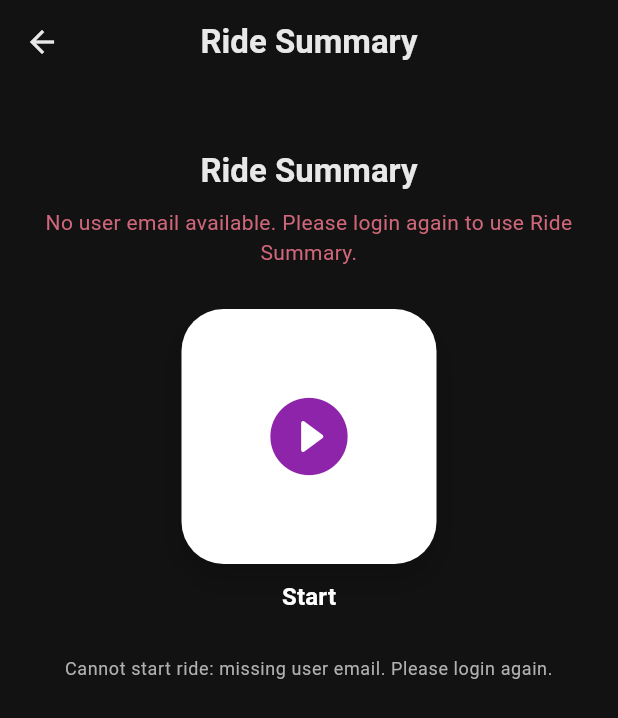
After one commit to neriva855-max/flutter-mvp, a Flutter app: the RideSummaryScreen screen opened by its route, after a tap on "Start", on a phone screen of 412 x 824 dp. The commit adds this screen. Shown: the top 718 px of the screen. Run offline on Flutter 3.47's test engine with Material 3 defaults, Android fonts, the phone set to English and light mode, and no system bars; our stand-ins replace geolocator, google_maps_flutter, sensors_plus.

Commit message:
working simple ride record

```diff
--- a/mobile/flutter_app/lib/main.dart
+++ b/mobile/flutter_app/lib/main.dart
@@ -4,6 +4,7 @@ import 'screens/login_screen.dart';
 import 'screens/signup_screen.dart';
 import 'screens/home_screen.dart';
 import 'screens/live_monitoring_screen.dart';
+import 'screens/ride_summary_screen.dart';
 
 void main() {
   runApp(const MyApp());
@@ -25,6 +26,7 @@ class MyApp extends StatelessWidget {
         '/signup': (context) => const SignupScreen(),
         '/home': (context) => const HomeScreen(),
         '/live-monitoring': (context) => const LiveMonitoringScreen(),
+        '/ride-summary': (context) => const RideSummaryScreen(),
       },
     );
   }
--- a/mobile/flutter_app/lib/screens/login_screen.dart
+++ b/mobile/flutter_app/lib/screens/login_screen.dart
@@ -40,8 +40,9 @@ class _LoginScreenState extends State<LoginScreen> {
     if (!mounted) return;
     setState(() => _loading = false);
     if (result['success'] == true) {
+      final userEmail = _emailController.text.trim().toLowerCase();
       Navigator.of(context).pushReplacement(
-        MaterialPageRoute(builder: (_) => const HomeScreen()),
+        MaterialPageRoute(builder: (_) => HomeScreen(userEmail: userEmail)),
       );
     } else {
       setState(() {
--- /dev/null
+++ b/mobile/flutter_app/lib/screens/ride_summary_screen.dart
@@ -0,0 +1,343 @@
+import 'dart:async';
+import 'dart:convert';
+
+import 'package:flutter/material.dart';
+import 'package:geolocator/geolocator.dart';
+import 'package:http/http.dart' as http;
+
+import '../services/api_service.dart' show BASE_URL;
+
+class RideSummaryScreen extends StatefulWidget {
+  const RideSummaryScreen({super.key, this.userId});
+
+  final String? userId;
+
+  @override
+  State<RideSummaryScreen> createState() => _RideSummaryScreenState();
+}
+
+class _RideSummaryScreenState extends State<RideSummaryScreen> {
+  Timer? _sendTimer;
+  bool _isSending = false;
+  bool _isStarting = false;
+  String _status = 'Press Start to begin ride data streaming.';
+  int? _activeRideNo;
+
+  String? get _normalizedUserId {
+    final value = widget.userId?.trim().toLowerCase();
+    if (value == null || value.isEmpty) return null;
+    return value;
+  }
+
+  Future<void> _toggleSending() async {
+    if (_isStarting) return;
+    if (_isSending) {
+      await _stopSending();
+      return;
+    }
+    await _startSending();
+  }
+
+  Future<void> _startSending() async {
+    if (_isSending || _isStarting) return;
+
+    final userId = _normalizedUserId;
+    if (userId == null) {
+      setState(() {
+        _status = 'Cannot start ride: missing user email. Please login again.';
+      });
+      return;
+    }
+
+    setState(() {
+      _isStarting = true;
+      _status = 'Checking location permissions...';
+    });
+
+    final allowed = await _ensureLocationPermission();
+    if (!mounted) return;
+
+    if (!allowed) {
+      setState(() {
+        _isStarting = false;
+        _status = 'Location permission is required to send ride data.';
+      });
+      return;
+    }
+
+    final rideStart = await _startRide(userId: userId);
+    if (!mounted) return;
+    if (rideStart['success'] != true) {
+      setState(() {
+        _isStarting = false;
+        _status = rideStart['message'] as String? ?? 'Could not start ride.';
+      });
+      return;
+    }
+
+    final rideNo = rideStart['ride_no'];
+    if (rideNo is! int || rideNo <= 0) {
+      setState(() {
+        _isStarting = false;
+        _status = 'Could not start ride: invalid ride number from server.';
+      });
+      return;
+    }
+
+    setState(() {
+      _isStarting = false;
+      _isSending = true;
+      _activeRideNo = rideNo;
+      _status = 'Ride #$rideNo started (1 sample/sec).';
+    });
+
+    // Prevent duplicate timers, send immediate sample,
+    // then continue at 1 sample per second.
+    _sendTimer?.cancel();
+    await _sendRideSample();
+    _sendTimer = Timer.periodic(const Duration(seconds: 1), (_) {
+      _sendRideSample();
+    });
+  }
+
+  Future<void> _stopSending() async {
+    if (!_isSending) return;
+
+    _sendTimer?.cancel();
+    _sendTimer = null;
+
+    setState(() {
+      _isSending = false;
+      _activeRideNo = null;
+      _status = 'Ride data streaming stopped.';
+    });
+  }
+
+  Future<bool> _ensureLocationPermission() async {
+    final serviceEnabled = await Geolocator.isLocationServiceEnabled();
+    if (!serviceEnabled) return false;
+
+    LocationPermission permission = await Geolocator.checkPermission();
+    if (permission == LocationPermission.denied) {
+      permission = await Geolocator.requestPermission();
+    }
+
+    return permission != LocationPermission.denied &&
+        permission != LocationPermission.deniedForever;
+  }
+
+  Future<void> _sendRideSample() async {
+    final userId = _normalizedUserId;
+    final rideNo = _activeRideNo;
+    if (userId == null || rideNo == null || rideNo <= 0) {
+      if (!mounted) return;
+      setState(() {
+        _status = 'Cannot send telemetry: ride not initialized.';
+      });
+      return;
+    }
+
+    try {
+      final pos = await Geolocator.getCurrentPosition(
+        desiredAccuracy: LocationAccuracy.bestForNavigation,
+      );
+
+      final latitude = pos.latitude;
+      final longitude = pos.longitude;
+      final velocity = pos.speed.isFinite ? pos.speed.clamp(0.0, 120.0) : 0.0;
+
+      final result = await _postRideData(
+        userId: userId,
+        rideNo: rideNo,
+        latitude: latitude,
+        longitude: longitude,
+        velocity: velocity,
+      );
+
+      if (!mounted) return;
+      setState(() {
+        if (result['success'] == true) {
+          _status =
+              'Ride #$rideNo sent: lat ${latitude.toStringAsFixed(5)}, lng ${longitude.toStringAsFixed(5)}, v ${velocity.toStringAsFixed(2)} m/s';
+        } else {
+          _status = result['message'] as String? ?? 'Failed to send ride data.';
+        }
+      });
+    } catch (e) {
+      if (!mounted) return;
+      setState(() {
+        _status = 'Could not read/send ride sample: $e';
+      });
+    }
+  }
+
+  Future<Map<String, dynamic>> _postRideData({
+    required String userId,
+    required int rideNo,
+    required double latitude,
+    required double longitude,
+    required double velocity,
+  }) async {
+    try {
+      final response = await http.post(
+        Uri.parse('$BASE_URL/ride_data'),
+        headers: {'Content-Type': 'application/json'},
+        body: jsonEncode({
+          'user_id': userId,
+          'ride_no': rideNo,
+          'timestamp': _formatTimestamp(DateTime.now()),
+          'latitude': latitude,
+          'longitude': longitude,
+          'velocity': velocity,
+        }),
+      );
+
+      final data = jsonDecode(response.body) as Map<String, dynamic>;
+      if (response.statusCode >= 200 && response.statusCode < 300) {
+        return {'success': data['success'] == true, ...data};
+      }
+
+      return {
+        'success': false,
+        'message': data['message'] ?? 'Ride data request failed',
+      };
+    } catch (_) {
+      return {
+        'success': false,
+        'message': 'Cannot reach server. Check BASE_URL and network.',
+      };
+    }
+  }
+
+  Future<Map<String, dynamic>> _startRide({required String userId}) async {
+    try {
+      final response = await http.post(
+        Uri.parse('$BASE_URL/ride/start'),
+        headers: {'Content-Type': 'application/json'},
+        body: jsonEncode({'user_id': userId}),
+      );
+      final data = jsonDecode(response.body) as Map<String, dynamic>;
+      if (response.statusCode >= 200 && response.statusCode < 300) {
+        return {'success': data['success'] == true, ...data};
+      }
+      return {
+        'success': false,
+        'message': data['message'] ?? 'Ride start request failed',
+      };
+    } catch (_) {
+      return {
+        'success': false,
+        'message': 'Cannot reach server. Check BASE_URL and network.',
+      };
+    }
+  }
+
+  String _formatTimestamp(DateTime t) {
+    String two(int value) => value.toString().padLeft(2, '0');
+    return '${two(t.hour)}:${two(t.minute)}:${two(t.second)}';
+  }
+
+  @override
+  void dispose() {
+    _sendTimer?.cancel();
+    super.dispose();
+  }
+
+  @override
+  Widget build(BuildContext context) {
+    final theme = Theme.of(context);
+
+    return Scaffold(
+      appBar: AppBar(
+        title: const Text('Ride Summary'),
+      ),
+      body: SafeArea(
+        child: Padding(
+          padding: const EdgeInsets.all(20),
+          child: Column(
+            crossAxisAlignment: CrossAxisAlignment.stretch,
+            children: [
+              const SizedBox(height: 24),
+              Text(
+                'Ride Summary',
+                textAlign: TextAlign.center,
+                style: theme.textTheme.titleLarge,
+              ),
+              const SizedBox(height: 10),
+              Text(
+                _normalizedUserId == null
+                    ? 'No user email available. Please login again to use Ride Summary.'
+                    : 'Tap Start to stream ride telemetry to the backend.',
+                textAlign: TextAlign.center,
+                style: theme.textTheme.bodyMedium?.copyWith(
+                  color: _normalizedUserId == null
+                      ? theme.colorScheme.error
+                      : theme.colorScheme.onSurfaceVariant,
+                ),
+              ),
+              const SizedBox(height: 28),
+              Center(
+                child: GestureDetector(
+                  onTap: _isStarting ? null : _toggleSending,
+                  child: AnimatedOpacity(
+                    duration: const Duration(milliseconds: 180),
+                    opacity: _isStarting ? 0.8 : 1.0,
+                    child: Column(
+                      children: [
+                        Container(
+                          width: 170,
+                          height: 170,
+                          decoration: BoxDecoration(
+                            color: Colors.white,
+                            borderRadius: BorderRadius.circular(28),
+                            boxShadow: const [
+                              BoxShadow(
+                                color: Color(0x33000000),
+                                blurRadius: 18,
+                                offset: Offset(0, 10),
+                              ),
+                            ],
+                          ),
+                          child: Center(
+                            child: Icon(
+                              _isSending
+                                  ? Icons.stop_circle_rounded
+                                  : Icons.play_circle_fill_rounded,
+                              size: 62,
+                              color: _isSending
+                                  ? Colors.red.shade600
+                                  : Colors.purple.shade600,
+                            ),
+                          ),
+                        ),
+                        const SizedBox(height: 10),
+                        Text(
+                          _isStarting
+                              ? 'Starting...'
+                              : (_isSending ? 'Stop' : 'Start'),
+                          style: theme.textTheme.titleMedium?.copyWith(
+                            color: Colors.white,
+                            fontWeight: FontWeight.w700,
+                          ),
+                        ),
+                      ],
+                    ),
+                  ),
+                ),
+              ),
+              const SizedBox(height: 28),
+              Text(
+                _status,
+                textAlign: TextAlign.center,
+                style: theme.textTheme.bodySmall?.copyWith(
+                  color: theme.colorScheme.onSurfaceVariant,
+                ),
+              ),
+              const Spacer(),
+            ],
+          ),
+        ),
+      ),
+    );
+  }
+}
--- a/mobile/flutter_app/lib/screens/signup_screen.dart
+++ b/mobile/flutter_app/lib/screens/signup_screen.dart
@@ -44,8 +44,9 @@ class _SignupScreenState extends State<SignupScreen> {
     if (!mounted) return;
     setState(() => _loading = false);
     if (result['success'] == true) {
+      final userEmail = _emailController.text.trim().toLowerCase();
       Navigator.of(context).pushAndRemoveUntil(
-        MaterialPageRoute(builder: (_) => const HomeScreen()),
+        MaterialPageRoute(builder: (_) => HomeScreen(userEmail: userEmail)),
         (route) => false,
       );
     } else {
```
Also changed, not shown: mobile/flutter_app/lib/screens/home_screen.dart (+18 -1 lines), mobile/flutter_app/lib/screens/live_monitoring_screen.dart (+126 -39 lines), mobile/flutter_app/lib/services/api_service.dart (+44 -0 lines).
